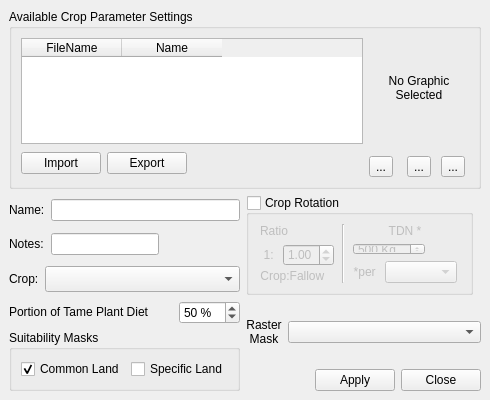
Qt form src/ui/lacropparametermanagerbase.ui (arkygeek/landuseanalyst) before a commit.
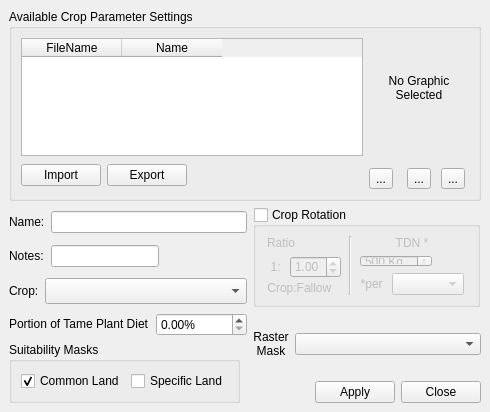
The same form after that commit. Icons and pictures are not drawn.

Commit message: crop and animal percent of diet is now a float, with spinboxes set to two decimal places.

```diff
--- a/src/ui/lacropparametermanagerbase.ui
+++ b/src/ui/lacropparametermanagerbase.ui
@@ -6,7 +6,7 @@
     <x>0</x>
     <y>0</y>
     <width>490</width>
-    <height>400</height>
+    <height>412</height>
    </rect>
   </property>
   <property name="minimumSize" >
@@ -25,7 +25,19 @@
    <property name="margin" >
     <number>9</number>
    </property>
-   <property name="spacing" >
+   <property name="topMargin" >
+    <number>9</number>
+   </property>
+   <property name="rightMargin" >
+    <number>9</number>
+   </property>
+   <property name="bottomMargin" >
+    <number>9</number>
+   </property>
+   <property name="horizontalSpacing" >
+    <number>6</number>
+   </property>
+   <property name="verticalSpacing" >
     <number>6</number>
    </property>
    <item rowspan="2" row="4" column="3" >
@@ -48,9 +60,7 @@
    <item rowspan="2" row="5" column="0" colspan="3" >
     <widget class="QGroupBox" name="groupBoxSuitableLand" >
      <property name="sizePolicy" >
-      <sizepolicy>
-       <hsizetype>0</hsizetype>
-       <vsizetype>0</vsizetype>
+      <sizepolicy vsizetype="Fixed" hsizetype="Fixed" >
        <horstretch>0</horstretch>
        <verstretch>0</verstretch>
       </sizepolicy>
@@ -74,15 +84,25 @@
       <property name="margin" >
        <number>9</number>
       </property>
-      <property name="spacing" >
+      <property name="topMargin" >
+       <number>9</number>
+      </property>
+      <property name="rightMargin" >
+       <number>9</number>
+      </property>
+      <property name="bottomMargin" >
+       <number>9</number>
+      </property>
+      <property name="horizontalSpacing" >
+       <number>6</number>
+      </property>
+      <property name="verticalSpacing" >
        <number>6</number>
       </property>
       <item row="0" column="1" >
        <widget class="QCheckBox" name="checkBoxUseSpecificLand" >
         <property name="sizePolicy" >
-         <sizepolicy>
-          <hsizetype>0</hsizetype>
-          <vsizetype>0</vsizetype>
+         <sizepolicy vsizetype="Fixed" hsizetype="Fixed" >
           <horstretch>0</horstretch>
           <verstretch>0</verstretch>
          </sizepolicy>
@@ -104,9 +124,7 @@
       <item row="0" column="0" >
        <widget class="QCheckBox" name="checkBoxUseCommonLand" >
         <property name="sizePolicy" >
-         <sizepolicy>
-          <hsizetype>0</hsizetype>
-          <vsizetype>0</vsizetype>
+         <sizepolicy vsizetype="Fixed" hsizetype="Fixed" >
           <horstretch>0</horstretch>
           <verstretch>0</verstretch>
          </sizepolicy>
@@ -134,9 +152,7 @@
    <item row="4" column="0" colspan="2" >
     <widget class="QLabel" name="labelPortionDiet" >
      <property name="sizePolicy" >
-      <sizepolicy>
-       <hsizetype>0</hsizetype>
-       <vsizetype>0</vsizetype>
+      <sizepolicy vsizetype="Fixed" hsizetype="Fixed" >
        <horstretch>0</horstretch>
        <verstretch>0</verstretch>
       </sizepolicy>
@@ -152,40 +168,6 @@
      </property>
     </widget>
    </item>
-   <item row="4" column="2" >
-    <widget class="QSpinBox" name="sbPercentTameCrop" >
-     <property name="sizePolicy" >
-      <sizepolicy>
-       <hsizetype>0</hsizetype>
-       <vsizetype>0</vsizetype>
-       <horstretch>0</horstretch>
-       <verstretch>0</verstretch>
-      </sizepolicy>
-     </property>
-     <property name="toolTip" >
-      <string>&lt;html>&lt;head>&lt;meta name="qrichtext" content="1" />&lt;style type="text/css">
-p, li { white-space: pre-wrap; }
-&lt;/style>&lt;/head>&lt;body style=" font-family:'Sans Serif'; font-size:9pt; font-weight:400; font-style:normal; text-decoration:none;">
-&lt;p style=" margin-top:0px; margin-bottom:0px; margin-left:0px; margin-right:0px; -qt-block-indent:0; text-indent:0px;">This crop contiributes this percent towards the tame plant portion of the diet&lt;/p>&lt;/body>&lt;/html></string>
-     </property>
-     <property name="whatsThis" >
-      <string>&lt;html>&lt;head>&lt;meta name="qrichtext" content="1" />&lt;style type="text/css">
-p, li { white-space: pre-wrap; }
-&lt;/style>&lt;/head>&lt;body style=" font-family:'Sans Serif'; font-size:9pt; font-weight:400; font-style:normal; text-decoration:none;">
-&lt;p style=" margin-top:0px; margin-bottom:0px; margin-left:0px; margin-right:0px; -qt-block-indent:0; text-indent:0px;">This tells LandUse Analyst how important the crop was to the populations diet. This figure is the percentage of the &lt;span style=" font-weight:600;">tame&lt;/span> plant portion of the diet. In other words, how much this plant contiributes compared to the other crops.&lt;/p>
-&lt;p style=" margin-top:12px; margin-bottom:12px; margin-left:0px; margin-right:0px; -qt-block-indent:0; text-indent:0px;">A very important note is that before the model will run, the sum of this value from all the plants in the model has to equal 100%. This value is kept updated and displayed in the lower portion of the main window and is visible at all times.&lt;/p>&lt;/body>&lt;/html></string>
-     </property>
-     <property name="suffix" >
-      <string> %</string>
-     </property>
-     <property name="maximum" >
-      <number>100</number>
-     </property>
-     <property name="value" >
-      <number>50</number>
-     </property>
-    </widget>
-   </item>
    <item row="6" column="5" >
     <layout class="QHBoxLayout" >
      <property name="margin" >
@@ -197,9 +179,7 @@
      <item>
       <widget class="QPushButton" name="pbnApply" >
        <property name="sizePolicy" >
-        <sizepolicy>
-         <hsizetype>0</hsizetype>
-         <vsizetype>0</vsizetype>
+        <sizepolicy vsizetype="Fixed" hsizetype="Fixed" >
          <horstretch>0</horstretch>
          <verstretch>0</verstretch>
         </sizepolicy>
@@ -224,9 +204,7 @@
      <item>
       <widget class="QPushButton" name="pbnClose" >
        <property name="sizePolicy" >
-        <sizepolicy>
-         <hsizetype>0</hsizetype>
-         <vsizetype>0</vsizetype>
+        <sizepolicy vsizetype="Fixed" hsizetype="Fixed" >
          <horstretch>0</horstretch>
          <verstretch>0</verstretch>
         </sizepolicy>
@@ -253,7 +231,19 @@
       <property name="margin" >
        <number>9</number>
       </property>
-      <property name="spacing" >
+      <property name="topMargin" >
+       <number>9</number>
+      </property>
+      <property name="rightMargin" >
+       <number>9</number>
+      </property>
+      <property name="bottomMargin" >
+       <number>9</number>
+      </property>
+      <property name="horizontalSpacing" >
+       <number>6</number>
+      </property>
+      <property name="verticalSpacing" >
        <number>6</number>
       </property>
       <item rowspan="2" row="0" column="3" >
@@ -261,7 +251,19 @@
         <property name="margin" >
          <number>0</number>
         </property>
-        <property name="spacing" >
+        <property name="topMargin" >
+         <number>0</number>
+        </property>
+        <property name="rightMargin" >
+         <number>0</number>
+        </property>
+        <property name="bottomMargin" >
+         <number>0</number>
+        </property>
+        <property name="horizontalSpacing" >
+         <number>6</number>
+        </property>
+        <property name="verticalSpacing" >
          <number>6</number>
         </property>
         <item row="2" column="2" >
@@ -443,9 +445,7 @@
    <item rowspan="3" row="1" column="3" colspan="3" >
     <widget class="QGroupBox" name="grpCropRotation" >
      <property name="sizePolicy" >
-      <sizepolicy>
-       <hsizetype>0</hsizetype>
-       <vsizetype>0</vsizetype>
+      <sizepolicy vsizetype="Fixed" hsizetype="Fixed" >
        <horstretch>0</horstretch>
        <verstretch>0</verstretch>
       </sizepolicy>
@@ -476,7 +476,19 @@
       <property name="margin" >
        <number>9</number>
       </property>
-      <property name="spacing" >
+      <property name="topMargin" >
+       <number>9</number>
+      </property>
+      <property name="rightMargin" >
+       <number>9</number>
+      </property>
+      <property name="bottomMargin" >
+       <number>9</number>
+      </property>
+      <property name="horizontalSpacing" >
+       <number>6</number>
+      </property>
+      <property name="verticalSpacing" >
        <number>6</number>
       </property>
       <item row="0" column="0" >
@@ -492,7 +504,19 @@
           <property name="margin" >
            <number>0</number>
           </property>
-          <property name="spacing" >
+          <property name="topMargin" >
+           <number>0</number>
+          </property>
+          <property name="rightMargin" >
+           <number>0</number>
+          </property>
+          <property name="bottomMargin" >
+           <number>0</number>
+          </property>
+          <property name="horizontalSpacing" >
+           <number>6</number>
+          </property>
+          <property name="verticalSpacing" >
            <number>6</number>
           </property>
           <item row="1" column="1" >
@@ -524,9 +548,7 @@
           <item row="0" column="0" colspan="2" >
            <widget class="QLabel" name="labelFallow1" >
             <property name="sizePolicy" >
-             <sizepolicy>
-              <hsizetype>0</hsizetype>
-              <vsizetype>0</vsizetype>
+             <sizepolicy vsizetype="Fixed" hsizetype="Fixed" >
               <horstretch>0</horstretch>
               <verstretch>0</verstretch>
              </sizepolicy>
@@ -563,9 +585,7 @@
         <item>
          <widget class="QLabel" name="labelFallow5" >
           <property name="sizePolicy" >
-           <sizepolicy>
-            <hsizetype>0</hsizetype>
-            <vsizetype>0</vsizetype>
+           <sizepolicy vsizetype="Fixed" hsizetype="Fixed" >
             <horstretch>0</horstretch>
             <verstretch>0</verstretch>
            </sizepolicy>
@@ -591,7 +611,19 @@
         <property name="margin" >
          <number>0</number>
         </property>
-        <property name="spacing" >
+        <property name="topMargin" >
+         <number>0</number>
+        </property>
+        <property name="rightMargin" >
+         <number>0</number>
+        </property>
+        <property name="bottomMargin" >
+         <number>0</number>
+        </property>
+        <property name="horizontalSpacing" >
+         <number>6</number>
+        </property>
+        <property name="verticalSpacing" >
          <number>6</number>
         </property>
         <item row="0" column="0" colspan="2" >
@@ -615,9 +647,7 @@
           <item>
            <widget class="QSpinBox" name="sbFallowTDN" >
             <property name="sizePolicy" >
-             <sizepolicy>
-              <hsizetype>0</hsizetype>
-              <vsizetype>0</vsizetype>
+             <sizepolicy vsizetype="Fixed" hsizetype="Fixed" >
               <horstretch>0</horstretch>
               <verstretch>0</verstretch>
              </sizepolicy>
@@ -656,9 +686,7 @@
         <item row="1" column="1" >
          <widget class="QComboBox" name="comboBoxAreaUnits" >
           <property name="sizePolicy" >
-           <sizepolicy>
-            <hsizetype>0</hsizetype>
-            <vsizetype>0</vsizetype>
+           <sizepolicy vsizetype="Fixed" hsizetype="Fixed" >
             <horstretch>0</horstretch>
             <verstretch>0</verstretch>
            </sizepolicy>
@@ -675,9 +703,7 @@
         <item row="1" column="0" >
          <widget class="QLabel" name="labelFallow6" >
           <property name="sizePolicy" >
-           <sizepolicy>
-            <hsizetype>0</hsizetype>
-            <vsizetype>0</vsizetype>
+           <sizepolicy vsizetype="Fixed" hsizetype="Fixed" >
             <horstretch>0</horstretch>
             <verstretch>0</verstretch>
            </sizepolicy>
@@ -742,9 +768,7 @@
      <item>
       <widget class="QLabel" name="label_2" >
        <property name="sizePolicy" >
-        <sizepolicy>
-         <hsizetype>0</hsizetype>
-         <vsizetype>0</vsizetype>
+        <sizepolicy vsizetype="Fixed" hsizetype="Fixed" >
          <horstretch>0</horstretch>
          <verstretch>0</verstretch>
         </sizepolicy>
@@ -781,9 +805,7 @@
    <item row="2" column="0" >
     <widget class="QLabel" name="label_4" >
      <property name="sizePolicy" >
-      <sizepolicy>
-       <hsizetype>0</hsizetype>
-       <vsizetype>0</vsizetype>
+      <sizepolicy vsizetype="Fixed" hsizetype="Fixed" >
        <horstretch>0</horstretch>
        <verstretch>0</verstretch>
       </sizepolicy>
@@ -796,9 +818,7 @@
    <item row="2" column="1" colspan="2" >
     <widget class="QLineEdit" name="leDescription" >
      <property name="sizePolicy" >
-      <sizepolicy>
-       <hsizetype>0</hsizetype>
-       <vsizetype>0</vsizetype>
+      <sizepolicy vsizetype="Fixed" hsizetype="Fixed" >
        <horstretch>0</horstretch>
        <verstretch>0</verstretch>
       </sizepolicy>
@@ -827,6 +847,25 @@
    <item rowspan="2" row="4" column="4" colspan="2" >
     <widget class="QComboBox" name="cboRaster" />
    </item>
+   <item row="4" column="2" >
+    <widget class="QDoubleSpinBox" name="sbPercentTameCrop" >
+     <property name="buttonSymbols" >
+      <enum>QAbstractSpinBox::UpDownArrows</enum>
+     </property>
+     <property name="accelerated" >
+      <bool>true</bool>
+     </property>
+     <property name="suffix" >
+      <string>%</string>
+     </property>
+     <property name="maximum" >
+      <double>100.000000000000000</double>
+     </property>
+     <property name="singleStep" >
+      <double>0.010000000000000</double>
+     </property>
+    </widget>
+   </item>
   </layout>
  </widget>
  <tabstops>
```
Left out of the diff: 83 changed lines with no effect on the pictures. The commit also changes 6 other files.
